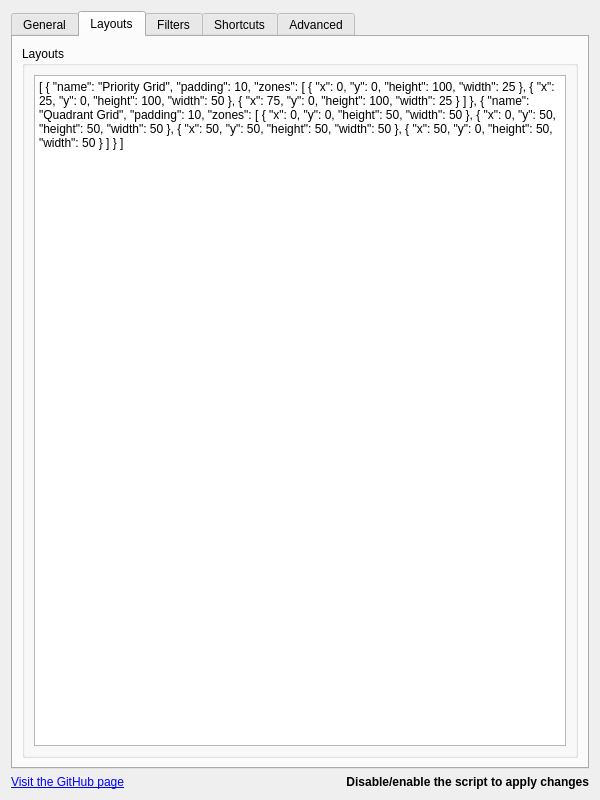
Above: src/contents/ui/config.ui from jcearnal/magnetile before the change. Below: the same form after it.
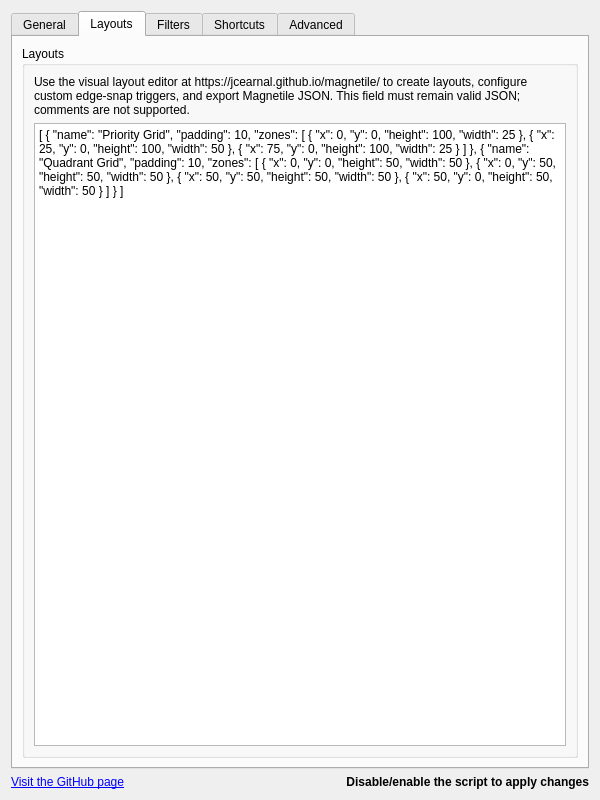
That is the form after the change. The open tabs and pages were chosen to show the change. Icons and pictures are not drawn.

Commit message: Promote hosted layout editor

```diff
--- a/src/contents/ui/config.ui
+++ b/src/contents/ui/config.ui
@@ -398,6 +398,19 @@
                     <string>Layouts</string>
                   </property>
                   <layout class="QVBoxLayout" name="verticalLayout_6">
+                    <item>
+                      <widget class="QLabel" name="label_layoutEditorExplanation">
+                        <property name="text">
+                          <string>Use the visual layout editor at https://jcearnal.github.io/magnetile/ to create layouts, configure custom edge-snap triggers, and export Magnetile JSON. This field must remain valid JSON; comments are not supported.</string>
+                        </property>
+                        <property name="wordWrap">
+                          <bool>true</bool>
+                        </property>
+                        <property name="openExternalLinks">
+                          <bool>true</bool>
+                        </property>
+                      </widget>
+                    </item>
                     <item>
                       <widget class="QPlainTextEdit" name="kcfg_layoutsJson">
                         <property name="plainText">
```
The commit also changes 1 other file.
